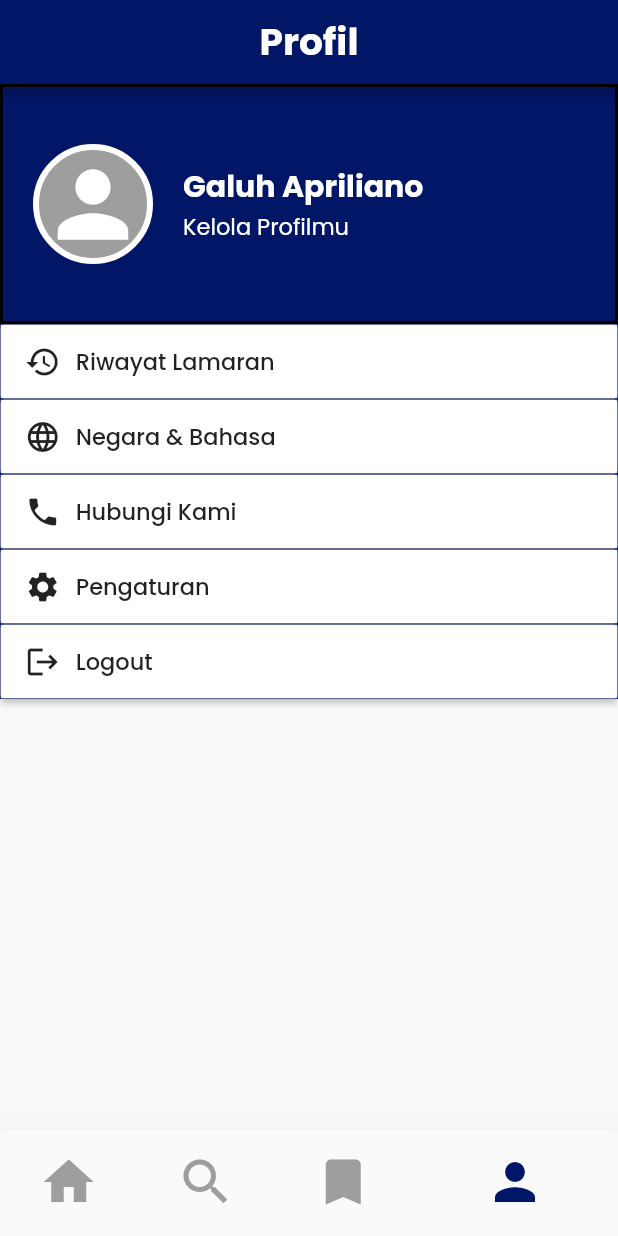
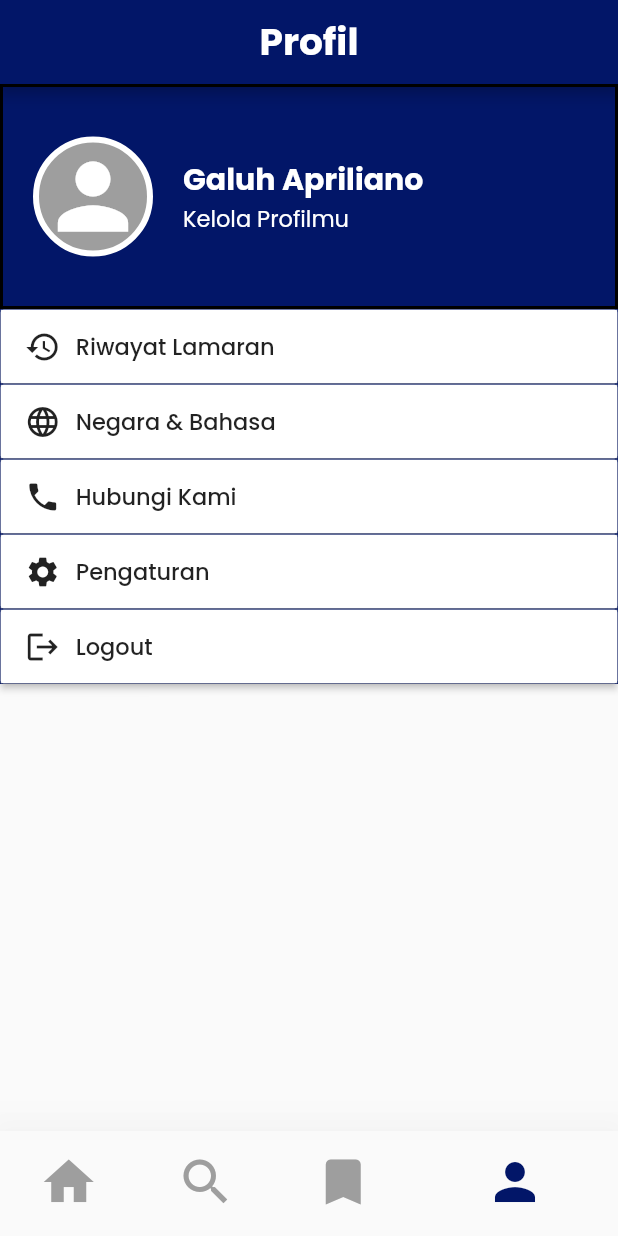
Before and after one commit to ardianhilmip35/coba_mobile_go_job, a Flutter app: the screen it shows after launch, item 4 of the bottom bar chosen, on a phone screen of 412 x 824 dp. Run offline on Flutter 3.47's test engine with Material 2 defaults, Android fonts, the phone set to English and light mode, and no system bars; our stand-ins replace google_fonts.

Commit message:
galuh commit

```diff
--- a/lib/main.dart
+++ b/lib/main.dart
@@ -55,7 +55,7 @@ class _MyBottomBarState extends State<MyBottomBar> {
       body: _children[_currentIndex],
 
       bottomNavigationBar: BottomNavigationBar(
-        //untuk bottom navigation bar
+        //untuk bottom navigation barl
         elevation: 30,
         unselectedItemColor: Colors.grey,
         showSelectedLabels: false,
--- a/lib/pages/profil.dart
+++ b/lib/pages/profil.dart
@@ -27,7 +27,7 @@ class _ProfilState extends State<Profil> {
             Container(
               //Container Profil
 
-              height: 160,
+              height: 150,
               decoration: BoxDecoration(
                 color: primarycolor,
                 border: Border.all(color: Colors.black, width: 2),
```
